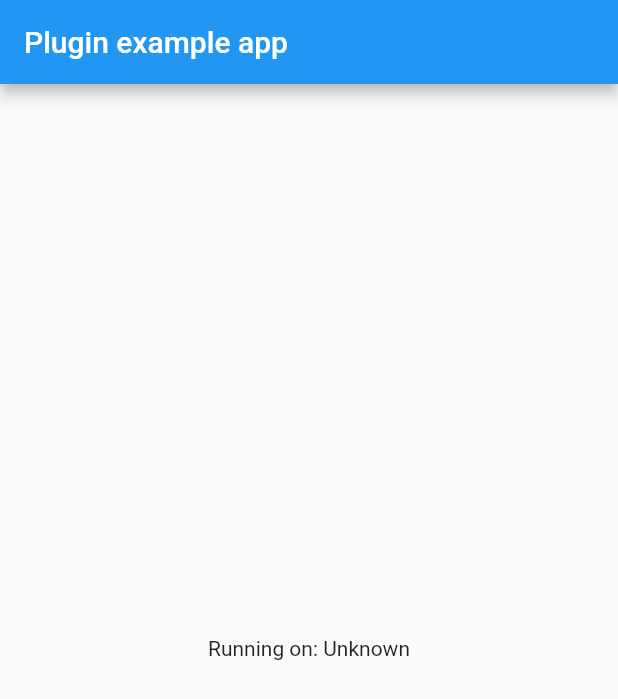
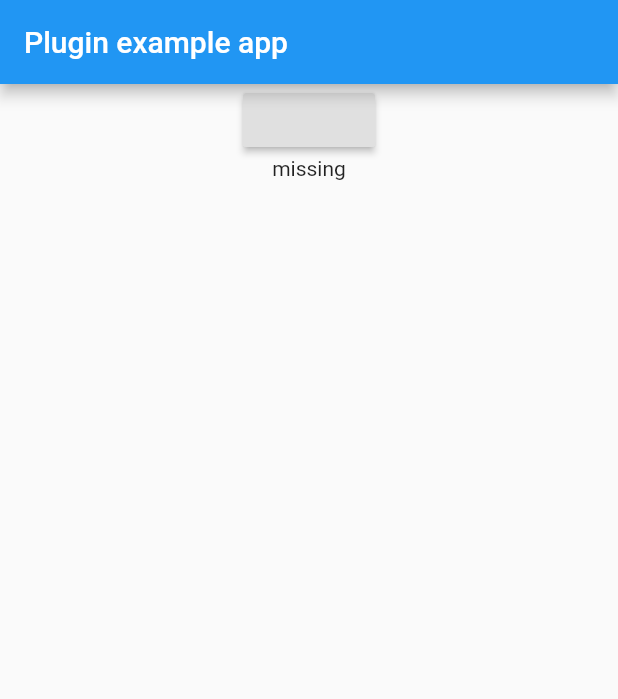
Before and after one commit to alfredoqt/flutter-card-io, a Flutter app: the screen it shows after launch, on a phone screen of 412 x 824 dp. Shown: the top 699 px of the screen. Run offline on Flutter 3.47's test engine with Material 2 defaults, Android fonts, the phone set to English and light mode, and no system bars.

Commit message:
Solved some implementation issues. Resolved null comparison bugs. Not tested

```diff
--- a/example/lib/main.dart
+++ b/example/lib/main.dart
@@ -1,8 +1,8 @@
 import 'package:flutter/material.dart';
 import 'dart:async';
 
-// import 'package:flutter/services.dart';
-// import 'package:card_io/card_io.dart';
+import 'package:flutter/services.dart';
+import 'package:card_io/card_io.dart';
 
 void main() => runApp(MyApp());
 
@@ -12,32 +12,16 @@ class MyApp extends StatefulWidget {
 }
 
 class _MyAppState extends State<MyApp> {
-  String _platformVersion = 'Unknown';
+  String _cardNumber = null;
 
-  @override
-  void initState() {
-    super.initState();
-    initPlatformState();
-  }
 
   // Platform messages are asynchronous, so we initialize in an async method.
-  Future<void> initPlatformState() async {
-    // String platformVersion;
-    // // Platform messages may fail, so we use a try/catch PlatformException.
-    // try {
-    //   platformVersion = await CardIo.platformVersion;
-    // } on PlatformException {
-    //   platformVersion = 'Failed to get platform version.';
-    // }
+  Future<void> scanCreditCardInfo() async {
+    CardIoResult result = await CardIo.scanCard(requireCardholderName: true, scanExpiry: true, requireExpiry: true, requireCVV: true, keepApplicationTheme: true);
 
-    // // If the widget was removed from the tree while the asynchronous platform
-    // // message was in flight, we want to discard the reply rather than calling
-    // // setState to update our non-existent appearance.
-    // if (!mounted) return;
-
-    // setState(() {
-    //   _platformVersion = platformVersion;
-    // });
+    setState(() {
+      _cardNumber = result.cardNumber;
+    });
   }
 
   @override
@@ -48,7 +32,12 @@ class _MyAppState extends State<MyApp> {
           title: const Text('Plugin example app'),
         ),
         body: Center(
-          child: Text('Running on: $_platformVersion\n'),
+          child: Column(
+            children: <Widget>[
+              RaisedButton(onPressed: scanCreditCardInfo),
+              _cardNumber != null ? Text(_cardNumber) : Text('missing')
+            ],
+          )
         ),
       ),
     );
```
Also changed, not shown: lib/card_io.dart (+64 -17 lines), 4 other files.
